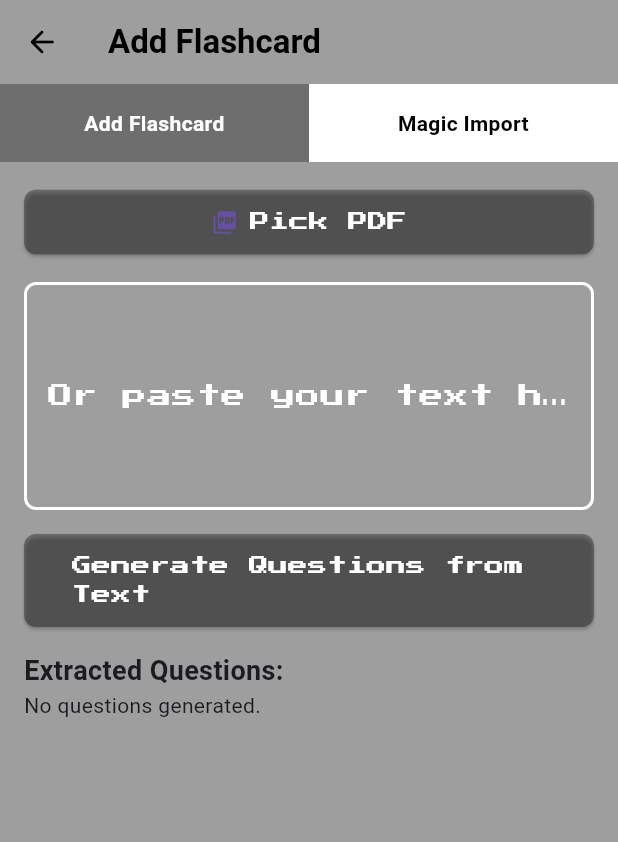
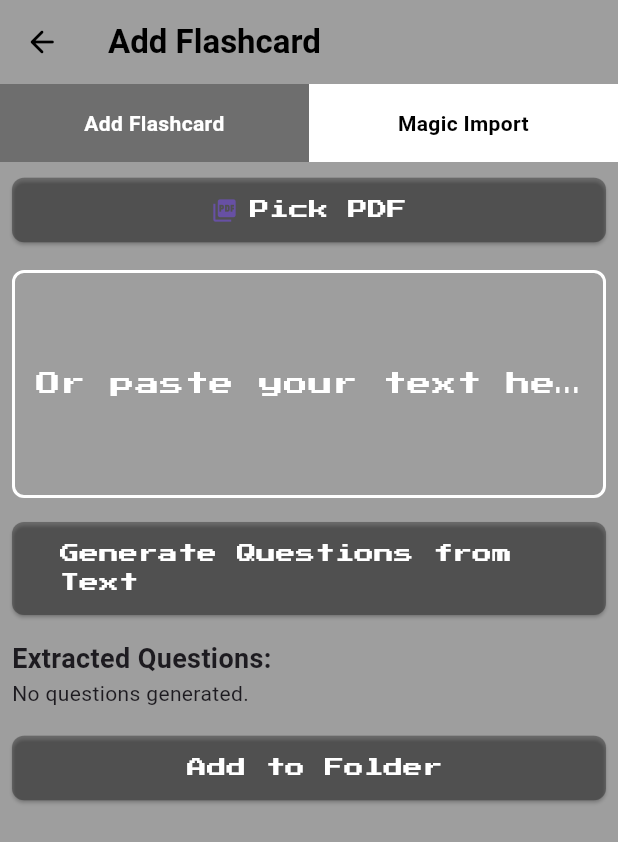
Before and after one commit to Vuelta7/AI-Quiz-App, a Flutter app: the AddFlashCardPage screen opened directly with empty values, on a phone screen of 412 x 824 dp. Shown: the top 842 px of the screen. Run offline on Flutter 3.47's test engine with Material 3 defaults, Android fonts, the phone set to English and light mode, and no system bars; our stand-ins replace animated_bottom_navigation_bar, audioplayers, cloud_firestore, file_picker, firebase_auth, firebase_core and 6 more; missing offline and left inert: do_not_disturb, flex_color_picker, syncfusion_flutter_pdf; accounts and stored records are empty; project files that could hold a hidden picture were left out.

Commit message:
adding the auto qna now working

```diff
--- a/lib/infolder page/flashcard widgets/add_flashcard_page.dart
+++ b/lib/infolder page/flashcard widgets/add_flashcard_page.dart
@@ -134,6 +134,32 @@ class _AddFlashCardPageState extends State<AddFlashCardPage> {
     }
   }
 
+  Future<void> saveQuestionToFirestore(
+      String folderId, String question, String answer) async {
+    try {
+      String id = FirebaseFirestore.instance
+          .collection("folders")
+          .doc(folderId)
+          .collection("questions")
+          .doc()
+          .id;
+
+      await FirebaseFirestore.instance
+          .collection("folders")
+          .doc(folderId)
+          .collection("questions")
+          .doc(id)
+          .set({
+        "question": question.trim(),
+        "answer": answer.trim(),
+      });
+
+      print("Question saved successfully!");
+    } catch (e) {
+      print("Error saving question: $e");
+    }
+  }
+
   @override
   Widget build(BuildContext context) {
     return Scaffold(
@@ -215,7 +241,8 @@ class _AddFlashCardPageState extends State<AddFlashCardPage> {
                   ),
                 ],
               ),
-              Padding(
+              Expanded(
+                child: Padding(
                   padding: const EdgeInsets.all(8.0),
                   child: SingleChildScrollView(
                     child: SizedBox(
@@ -300,7 +327,8 @@ class _AddFlashCardPageState extends State<AddFlashCardPage> {
                                                 ScaffoldMessenger.of(context)
                                                     .showSnackBar(
                                                   SnackBar(
-                                                    content: Text('Error: $e')),
+                                                      content:
+                                                          Text('Error: $e')),
                                                 );
                                               } finally {
                                                 setState(() {
@@ -311,9 +339,7 @@ class _AddFlashCardPageState extends State<AddFlashCardPage> {
                                     ),
                                   ],
                                 )
-                            : Padding(
-                                padding: const EdgeInsets.all(8.0),
-                                child: Column(
+                              : Column(
                                   crossAxisAlignment: CrossAxisAlignment.start,
                                   children: [
                                     buildRetroButton(
@@ -348,22 +374,22 @@ class _AddFlashCardPageState extends State<AddFlashCardPage> {
                                           fontWeight: FontWeight.bold),
                                     ),
                                     questionsAndAnswers.isNotEmpty
-                                        ? SizedBox(
-                                            height:
-                                                300, // Define a height for the ListView
-                                            child: ListView.builder(
+                                        ? ListView.builder(
+                                            shrinkWrap: true,
+                                            physics:
+                                                const NeverScrollableScrollPhysics(),
                                             itemCount:
                                                 questionsAndAnswers.length,
                                             itemBuilder: (context, index) {
                                               final qa =
                                                   questionsAndAnswers[index];
                                               return Card(
-                                                  margin: const EdgeInsets
-                                                      .symmetric(vertical: 8),
+                                                margin:
+                                                    const EdgeInsets.symmetric(
+                                                        vertical: 8),
                                                 child: Padding(
                                                   padding:
-                                                        const EdgeInsets.all(
-                                                            12),
+                                                      const EdgeInsets.all(12),
                                                   child: Column(
                                                     crossAxisAlignment:
                                                         CrossAxisAlignment
@@ -371,17 +397,13 @@ class _AddFlashCardPageState extends State<AddFlashCardPage> {
                                                     children: [
                                                       Text(
                                                         "Q: ${qa['question']}",
-                                                          style:
-                                                              const TextStyle(
+                                                        style: const TextStyle(
                                                             fontWeight:
-                                                                      FontWeight
-                                                                          .bold,
+                                                                FontWeight.bold,
                                                             fontSize: 16),
                                                       ),
-                                                        const SizedBox(
-                                                            height: 4),
-                                                        Text(
-                                                            "A: ${qa['answer']}",
+                                                      const SizedBox(height: 4),
+                                                      Text("A: ${qa['answer']}",
                                                           style:
                                                               const TextStyle(
                                                                   fontSize:
@@ -391,13 +413,25 @@ class _AddFlashCardPageState extends State<AddFlashCardPage> {
                                                 ),
                                               );
                                             },
-                                            ),
                                           )
                                         : const Text("No questions generated."),
+                                    const SizedBox(height: 16),
+                                    buildRetroButton(
+                                      'Add to Folder',
+                                      getShade(Colors.black, 300),
+                                      () {
+                                        for (var qa in questionsAndAnswers) {
+                                          saveQuestionToFirestore(
+                                              widget.folderId,
+                                              qa['question']!,
+                                              qa['answer']!);
+                                        }
+                                      },
+                                    ),
                                   ],
                                 ),
+                        ],
                       ),
-                      ],
                     ),
                   ),
                 ),
```
Also changed, not shown: 5 other files. Lines whose indentation alone changed are shown as unchanged.
